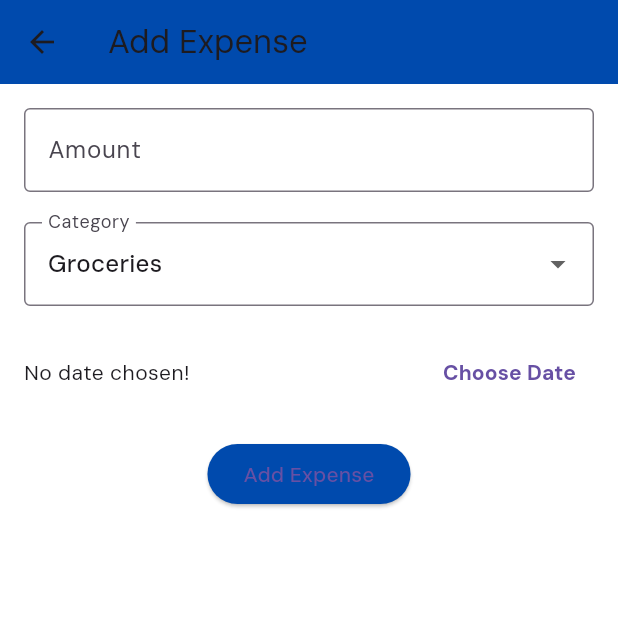
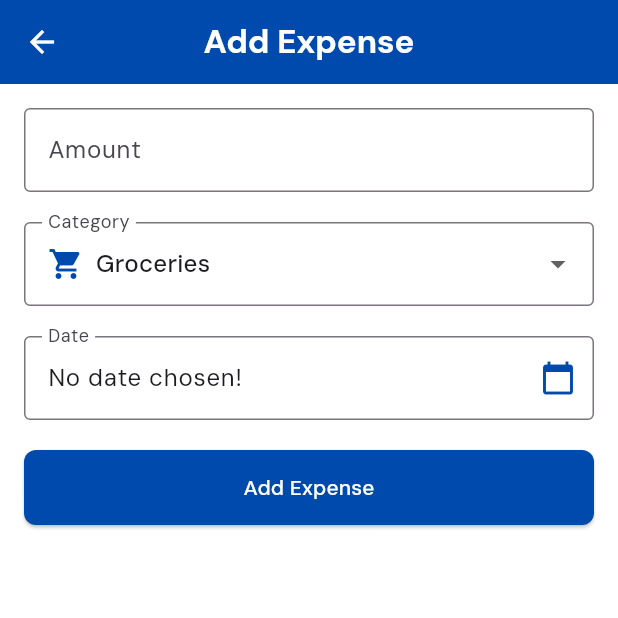
Before and after one commit to 24aeronyx/mybalance, a Flutter app: the screen it shows after launch, after a tap on "Add Outcome", on a phone screen of 412 x 824 dp, the top half of it. Run offline on Flutter 3.47's test engine with Material 3 defaults, Android fonts, the phone set to English and light mode, and no system bars; our stand-ins replace fl_chart; network calls fail.

Commit message:
Add const in few elements

```diff
--- a/lib/screens/add_expense.dart
+++ b/lib/screens/add_expense.dart
@@ -23,13 +23,32 @@ class _AddExpenseScreenState extends State<AddExpenseScreen> {
         title: _selectedCategory,
         amount: amount,
         isExpense: true,
-        icon: Icons.shopping_cart, // You can change this based on category
+        icon: _getCategoryIcon(_selectedCategory), // Get the appropriate icon based on category
         date: _selectedDate ?? DateTime.now(),
       );
 
       widget.onAddExpense(newExpense);
       Navigator.pop(context); // Go back after adding expense
     }
+  }
+
+  IconData _getCategoryIcon(String category) {
+    switch (category) {
+      case 'Groceries':
+        return Icons.shopping_cart;
+      case 'Utilities':
+        return Icons.lightbulb;
+      case 'Entertainment':
+        return Icons.movie;
+      case 'Other':
+        return Icons.category;
+      default:
+        return Icons.category;
+    }
+  }
+
+  Color _getCategoryIconColor(String category) {
+    return Color.fromRGBO(0, 74, 173, 1); // Set the icon color to blue
   }
 
   void _selectDate() async {
@@ -40,9 +59,9 @@ class _AddExpenseScreenState extends State<AddExpenseScreen> {
       lastDate: DateTime(2101),
     );
 
-    if (pickedDate != null && pickedDate != _selectedDate) {
+    if (pickedDate != null) {
       setState(() {
-        _selectedDate = pickedDate;
+        _selectedDate = pickedDate; // Update the selected date
       });
     }
   }
@@ -51,8 +70,16 @@ class _AddExpenseScreenState extends State<AddExpenseScreen> {
   Widget build(BuildContext context) {
     return Scaffold(
       appBar: AppBar(
-        title: const Text('Add Expense'),
+        title: const Text(
+          'Add Expense',
+          style: TextStyle(
+            color: Colors.white,
+            fontWeight: FontWeight.bold,
+          ),
+        ),
+        centerTitle: true,
         backgroundColor: const Color.fromRGBO(0, 74, 173, 1),
+        iconTheme: const IconThemeData(color: Colors.white),
       ),
       body: Padding(
         padding: const EdgeInsets.all(16.0),
@@ -81,7 +108,16 @@ class _AddExpenseScreenState extends State<AddExpenseScreen> {
                     .map((String category) {
                   return DropdownMenuItem<String>(
                     value: category,
-                    child: Text(category),
+                    child: Row(
+                      children: [
+                        Icon(
+                          _getCategoryIcon(category), // Display category icon
+                          color: _getCategoryIconColor(category), // Set icon color to blue
+                        ),
+                        const SizedBox(width: 8),
+                        Text(category),
+                      ],
+                    ),
                   );
                 }).toList(),
                 decoration: const InputDecoration(
@@ -95,29 +131,36 @@ class _AddExpenseScreenState extends State<AddExpenseScreen> {
                 },
               ),
               const SizedBox(height: 20),
-              Row(
-                mainAxisAlignment: MainAxisAlignment.spaceBetween,
-                children: [
-                  Text(
-                    _selectedDate == null
+              GestureDetector(
+                onTap: _selectDate,
+                child: TextFormField(
+                  readOnly: true, // Make the field read-only
+                  decoration: const InputDecoration(
+                    labelText: 'Date',
+                    border: OutlineInputBorder(),
+                    suffixIcon: Icon(Icons.calendar_today, color: Color.fromRGBO(0, 74, 173, 1)), // Change calendar icon color to blue
+                  ),
+                  controller: TextEditingController(
+                    text: _selectedDate == null
                         ? 'No date chosen!'
-                        : 'Selected date: ${_selectedDate!.toLocal()}'.split(' ')[0],
+                        : '${_selectedDate!.day}/${_selectedDate!.month}/${_selectedDate!.year}', // Show the selected date
                   ),
-                  TextButton(
-                    onPressed: _selectDate,
-                    child: const Text(
-                      'Choose Date',
-                      style: TextStyle(fontWeight: FontWeight.bold),
-                    ),
-                  ),
-                ],
+                  onTap: _selectDate,
+                ),
               ),
               const SizedBox(height: 20),
               ElevatedButton(
                 onPressed: _submit,
-                child: const Text('Add Expense'),
+                child:  Text(
+                  'Add Expense',
+                  style: TextStyle(color: Colors.white),
+                ),
                 style: ElevatedButton.styleFrom(
                   backgroundColor: const Color.fromRGBO(0, 74, 173, 1),
+                  minimumSize: const Size(double.infinity, 50), // Full-width button
+                  shape: RoundedRectangleBorder(
+                    borderRadius: BorderRadius.circular(8.0), // Rounded corners
+                  ),
                 ),
               ),
             ],
--- a/lib/screens/edit_profile.dart
+++ b/lib/screens/edit_profile.dart
@@ -63,7 +63,7 @@ class _EditProfileScreenState extends State<EditProfileScreen> {
             children: [
               // Username TextField
               TextFormField(
-                decoration: InputDecoration(
+                decoration: const InputDecoration(
                   labelText: 'Username',
                   border: OutlineInputBorder(),
                   filled: true,
@@ -81,7 +81,7 @@ class _EditProfileScreenState extends State<EditProfileScreen> {
 
               // Email TextField
               TextFormField(
-                decoration: InputDecoration(
+                decoration: const InputDecoration(
                   labelText: 'Email',
                   border: OutlineInputBorder(),
                   filled: true,
@@ -101,7 +101,7 @@ class _EditProfileScreenState extends State<EditProfileScreen> {
 
               // Phone Number TextField
               TextFormField(
-                decoration: InputDecoration(
+                decoration: const InputDecoration(
                   labelText: 'Phone Number',
                   border: OutlineInputBorder(),
                   filled: true,
--- a/lib/screens/forgot_password.dart
+++ b/lib/screens/forgot_password.dart
@@ -52,7 +52,7 @@ class _ForgotPasswordScreenState extends State<ForgotPasswordScreen> {
             children: [
               // Email TextField
               TextFormField(
-                decoration: InputDecoration(
+                decoration: const InputDecoration(
                   labelText: 'Email',
                   border: OutlineInputBorder(),
                   filled: true,
--- a/lib/screens/login.dart
+++ b/lib/screens/login.dart
@@ -24,7 +24,7 @@ class _LoginScreenState extends State<LoginScreen> {
       // Navigate to MainScreen
       Navigator.pushReplacement(
         context,
-        MaterialPageRoute(builder: (context) => MainScreen()),
+        MaterialPageRoute(builder: (context) => const MainScreen()),
       );
     }
   }
@@ -75,7 +75,7 @@ class _LoginScreenState extends State<LoginScreen> {
                 children: [
                   // Email TextField
                   TextFormField(
-                    decoration: InputDecoration(
+                    decoration: const InputDecoration(
                       labelText: 'Email',
                       border: OutlineInputBorder(),
                       filled: true,
@@ -94,7 +94,7 @@ class _LoginScreenState extends State<LoginScreen> {
                   const SizedBox(height: 20.0),
                   // Password TextField
                   TextFormField(
-                    decoration: InputDecoration(
+                    decoration: const InputDecoration(
                       labelText: 'Password',
                       border: OutlineInputBorder(),
                       filled: true,
--- a/lib/screens/register.dart
+++ b/lib/screens/register.dart
@@ -76,7 +76,7 @@ class _RegisterScreenState extends State<RegisterScreen> {
                 children: [
                   // Username TextField
                   TextFormField(
-                    decoration: InputDecoration(
+                    decoration: const InputDecoration(
                       labelText: 'Username',
                       border: OutlineInputBorder(),
                       filled: true,
@@ -93,7 +93,7 @@ class _RegisterScreenState extends State<RegisterScreen> {
                   const SizedBox(height: 20.0),
                   // Email TextField
                   TextFormField(
-                    decoration: InputDecoration(
+                    decoration: const InputDecoration(
                       labelText: 'Email',
                       border: OutlineInputBorder(),
                       filled: true,
@@ -112,7 +112,7 @@ class _RegisterScreenState extends State<RegisterScreen> {
                   const SizedBox(height: 20.0),
                   // Password TextField
                   TextFormField(
-                    decoration: InputDecoration(
+                    decoration: const InputDecoration(
                       labelText: 'Password',
                       border: OutlineInputBorder(),
                       filled: true,
```
Also changed, not shown: lib/screens/about.dart (+15 -15 lines), lib/screens/add_income.dart (+55 -23 lines), lib/screens/reports.dart (+5 -5 lines).
